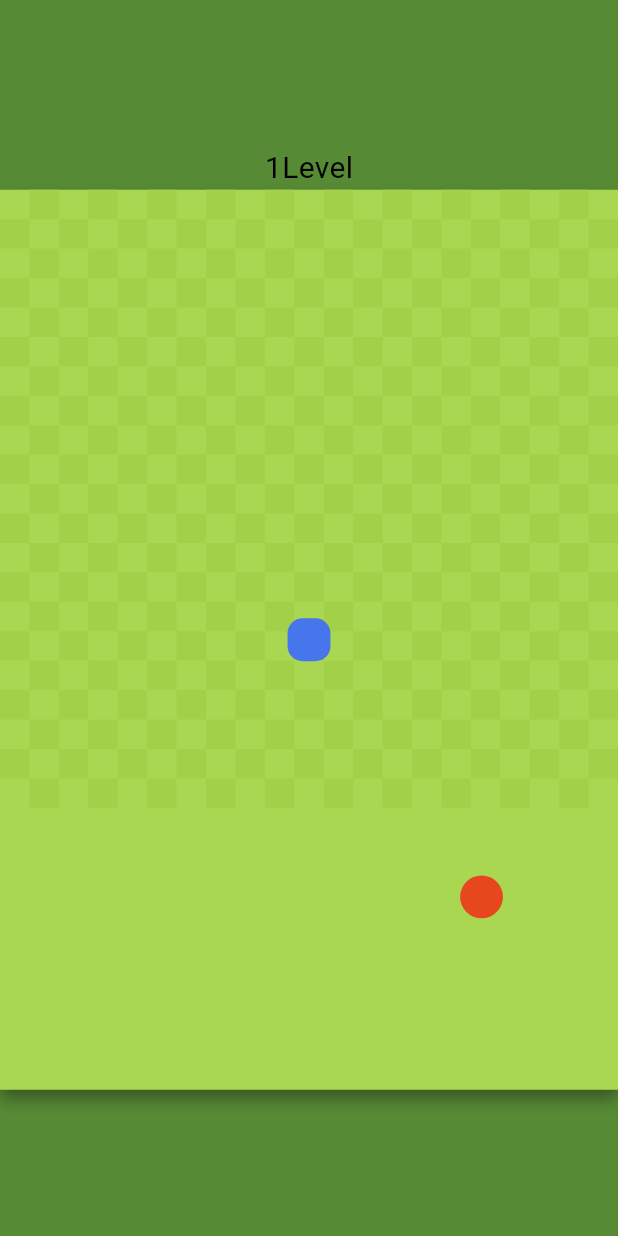
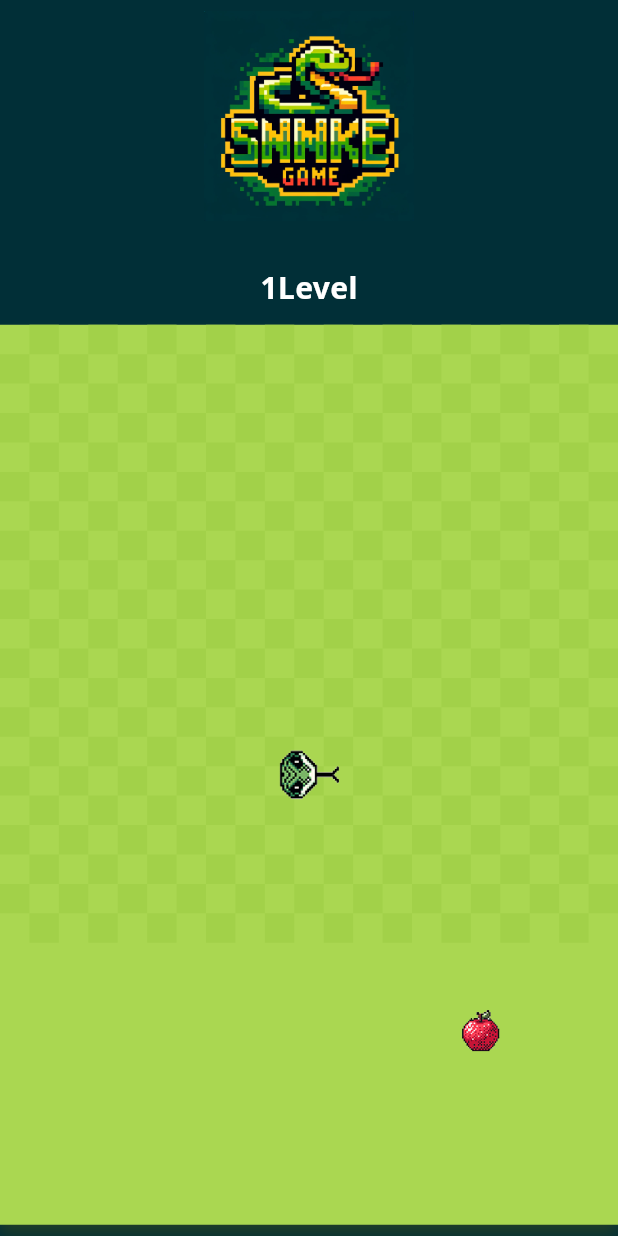
Before and after one commit to sudar-life/flutter_snake_game, a Flutter app: the screen it shows after launch, on a phone screen of 412 x 824 dp. Run offline on Flutter 3.47's test engine with Material 2 defaults, Android fonts, the phone set to English and light mode, and no system bars; our stand-ins replace equatable, google_fonts.

Commit message:
게임 디자인 추가 및 디테일 조정

```diff
--- a/lib/src/character/apple.dart
+++ b/lib/src/character/apple.dart
@@ -34,13 +34,10 @@ class Apple extends StatelessWidget {
     position = makeResponPosition();
     return Container(
       alignment: Alignment(position!.dx, position!.dy),
-      child: Container(
+      child: Image.asset(
+        'assets/images/apple.png',
         width: size,
         height: size,
-        decoration: const BoxDecoration(
-          shape: BoxShape.circle,
-          color: Color(0xffe7471d),
-        ),
       ),
     );
   }
--- a/lib/src/character/player.dart
+++ b/lib/src/character/player.dart
@@ -1,26 +1,53 @@
 import 'package:flutter/material.dart';
+import 'package:snake_game/src/model/game_state.dart';
 
 class Player extends StatelessWidget {
   final List<Offset> tails;
   final double size;
-  const Player({super.key, required this.size, required this.tails});
+  final Direction direction;
+  const Player({
+    super.key,
+    required this.size,
+    required this.tails,
+    required this.direction,
+  });
 
   @override
   Widget build(BuildContext context) {
+    var angle = 0.0;
+    switch (direction) {
+      case Direction.left:
+        angle = 0.25;
+        break;
+      case Direction.right:
+        angle = 0.75;
+        break;
+      case Direction.up:
+        angle = 0.5;
+        break;
+      case Direction.down:
+        angle = 0.0;
+        break;
+    }
     return Stack(
         children: List.generate(tails.length, (index) {
-      var stepPerSize = size / tails.length;
       return AnimatedContainer(
         alignment: Alignment(tails[index].dx, tails[index].dy),
         duration: const Duration(milliseconds: 100),
-        child: Container(
-          decoration: BoxDecoration(
-            borderRadius: BorderRadius.circular(10),
-            color: const Color(0xff4775eb),
-          ),
-          width: size - (stepPerSize * index),
-          height: size - (stepPerSize * index),
-        ),
+        child: index == 0
+            ? AnimatedRotation(
+                duration: const Duration(milliseconds: 100),
+                turns: angle,
+                child: Image.asset(
+                  'assets/images/head.png',
+                  width: 40,
+                  height: 40,
+                ))
+            : Image.asset(
+                'assets/images/body.png',
+                width: 30,
+                height: 30,
+              ),
       );
     }));
   }
--- /dev/null
+++ b/lib/src/components/app_font.dart
@@ -0,0 +1,47 @@
+import 'package:flutter/material.dart';
+import 'package:google_fonts/google_fonts.dart';
+
+class AppFont extends StatelessWidget {
+  final String text;
+  final double? size;
+  final FontWeight? fontWeight;
+  final Color? color;
+  final TextAlign? textAlign;
+  final double? lineHeight;
+  final double? letterSpacing;
+  final int? maxLine;
+  final TextOverflow? overflow;
+  final TextDecoration? decoration;
+
+  const AppFont(
+    this.text, {
+    super.key,
+    this.textAlign = TextAlign.left,
+    this.color = Colors.white,
+    this.fontWeight = FontWeight.normal,
+    this.size = 15,
+    this.maxLine,
+    this.lineHeight,
+    this.overflow,
+    this.letterSpacing,
+    this.decoration,
+  });
+
+  @override
+  Widget build(BuildContext context) {
+    return Text(
+      text,
+      textAlign: textAlign,
+      maxLines: maxLine,
+      overflow: overflow,
+      style: GoogleFonts.notoSans(
+        fontSize: size,
+        letterSpacing: letterSpacing,
+        fontWeight: fontWeight,
+        color: color,
+        height: lineHeight,
+        decoration: decoration,
+      ),
+    );
+  }
+}
--- a/lib/src/home.dart
+++ b/lib/src/home.dart
@@ -5,6 +5,7 @@ import 'package:flutter/services.dart';
 import 'package:snake_game/src/character/player.dart';
 import 'package:snake_game/src/model/game_state.dart';
 import 'package:snake_game/src/ui/background.dart';
+import 'package:snake_game/src/ui/pause_view.dart';
 import 'package:snake_game/src/ui/playboard.dart';
 import 'package:snake_game/src/ui/score_view.dart';
 
@@ -20,8 +21,9 @@ class _HomeState extends State<Home> {
       StreamController<GameState>.broadcast();
   var gameState = const GameState();
 
-  void startGame() {
-    gameState = gameState.copyWith(status: GameStatus.run);
+  @override
+  void initState() {
+    super.initState();
     Timer.periodic(const Duration(milliseconds: 100), (timer) {
       if (gameState.status == GameStatus.run) {
         gameStreamCotnroller.sink.add(gameState);
@@ -30,15 +32,37 @@ class _HomeState extends State<Home> {
         timer.cancel();
       }
     });
-    update();
-  }
-
-  @override
-  void initState() {
-    super.initState();
     gameStreamCotnroller.stream.listen((event) {
       gameState = event;
     });
+  }
+
+  void startGame() {
+    gameState = gameState.copyWith(status: GameStatus.run);
+  }
+
+  void pauseGame() {
+    gameState = gameState.copyWith(status: GameStatus.pause);
+    _showPausePopup();
+  }
+
+  void _showPausePopup() async {
+    await Navigator.of(context).push(
+      PageRouteBuilder(
+        opaque: false,
+        pageBuilder: (BuildContext context, Animation<double> animation,
+            Animation<double> secondaryAnimation) {
+          return FadeTransition(
+            opacity: animation,
+            child: Container(
+              color: Colors.black.withOpacity(0.8),
+              child: const PauseView(),
+            ),
+          );
+        },
+      ),
+    );
+    startGame();
   }
 
   @override
@@ -55,6 +79,13 @@ class _HomeState extends State<Home> {
       focusNode: FocusNode(),
       autofocus: true,
       onKey: (value) {
+        if (value.isKeyPressed(LogicalKeyboardKey.space)) {
+          if (gameState.status != GameStatus.run) {
+            startGame();
+          } else {
+            pauseGame();
+          }
+        }
         if (gameState.status != GameStatus.run) return;
         if (value.isKeyPressed(LogicalKeyboardKey.arrowLeft)) {
           gameState = gameState.copyWith(keyboradDirection: Direction.left);
@@ -69,21 +100,21 @@ class _HomeState extends State<Home> {
           gameState = gameState.copyWith(keyboradDirection: Direction.down);
         }
       },
-      child: GestureDetector(
-        onTap: startGame,
       child: Scaffold(
-          backgroundColor: const Color(0xff578a34),
+        backgroundColor: const Color(0xff012f37),
         body: Column(
           mainAxisAlignment: MainAxisAlignment.center,
           children: [
-              ScoreView(
-                gameController: gameStreamCotnroller,
-              ),
+            Image.asset('assets/images/game_logo.png', width: 140),
+            const SizedBox(height: 30),
+            ScoreView(gameController: gameStreamCotnroller),
+            const SizedBox(height: 10),
             Center(
               child: Container(
                 decoration: BoxDecoration(boxShadow: [
                   BoxShadow(
-                      color: Color.fromARGB(255, 45, 66, 32).withOpacity(0.7),
+                    color:
+                        const Color.fromARGB(255, 45, 66, 32).withOpacity(0.7),
                     blurRadius: 8.0,
                     spreadRadius: 0.0,
                     offset: const Offset(0, 7),
@@ -104,7 +135,6 @@ class _HomeState extends State<Home> {
           ],
         ),
       ),
-      ),
     );
   }
 }
--- a/lib/src/model/game_state.dart
+++ b/lib/src/model/game_state.dart
@@ -33,6 +33,7 @@ class GameState extends Equatable {
 enum GameStatus {
   idle,
   run,
+  pause,
   gameOver,
 }
 
--- a/lib/src/ui/playboard.dart
+++ b/lib/src/ui/playboard.dart
@@ -23,6 +23,7 @@ class _PlayBoardState extends State<PlayBoard> {
   late GameState gameState;
   List<Offset> tails = [];
   late Apple apple;
+  Direction direction = Direction.right;
 
   @override
   void initState() {
@@ -31,7 +32,6 @@ class _PlayBoardState extends State<PlayBoard> {
     _makeApple();
     widget.gameController.stream.listen((event) {
       gameState = event as GameState;
-      print('gameState.counts : ${gameState.counts}');
       if (gameState.status == GameStatus.run) {
         _moveCharactor();
         _checkCollision();
@@ -56,7 +56,6 @@ class _PlayBoardState extends State<PlayBoard> {
     if (apple.position != null) {
       if (DataUtils.isCrash(apple.position!, position)) {
         _makeApple();
-        print("${gameState.counts + 1}as dfalsdkfn");
         widget.gameController.sink
             .add(gameState.copyWith(counts: gameState.counts + 1));
       }
@@ -75,7 +74,8 @@ class _PlayBoardState extends State<PlayBoard> {
 
   void _moveCharactor() {
     var newPosition = tails.first;
-    switch (gameState.keyboradDirection) {
+    direction = gameState.keyboradDirection;
+    switch (direction) {
       case Direction.left:
         newPosition = Offset(newPosition.dx - 0.1, newPosition.dy);
         break;
@@ -106,6 +106,7 @@ class _PlayBoardState extends State<PlayBoard> {
             Player(
               tails: tails,
               size: widget.size,
+              direction: direction,
             ),
             apple,
           ],
--- a/lib/src/ui/score_view.dart
+++ b/lib/src/ui/score_view.dart
@@ -1,6 +1,7 @@
 import 'dart:async';
 
 import 'package:flutter/material.dart';
+import 'package:snake_game/src/components/app_font.dart';
 import 'package:snake_game/src/model/game_state.dart';
 
 class ScoreView extends StatefulWidget {
@@ -29,12 +30,11 @@ class _ScoreViewState extends State<ScoreView> {
 
   @override
   Widget build(BuildContext context) {
-    return Text(
+    return AppFont(
       '${level}Level',
-      style: const TextStyle(
-        fontSize: 20,
-        color: Colors.black,
-      ),
+      size: 20,
+      color: Colors.white,
+      fontWeight: FontWeight.bold,
     );
   }
 }
```
Also changed, not shown: lib/src/ui/pause_view.dart (added, +46 -0 lines), pubspec.yaml (+5 -6 lines), assets/images/apple.png (added), assets/images/body.png (added), assets/images/game_logo.png (added), assets/images/head.png (added), pubspec.lock, 7 other files. Lines whose indentation alone changed are shown as unchanged.
